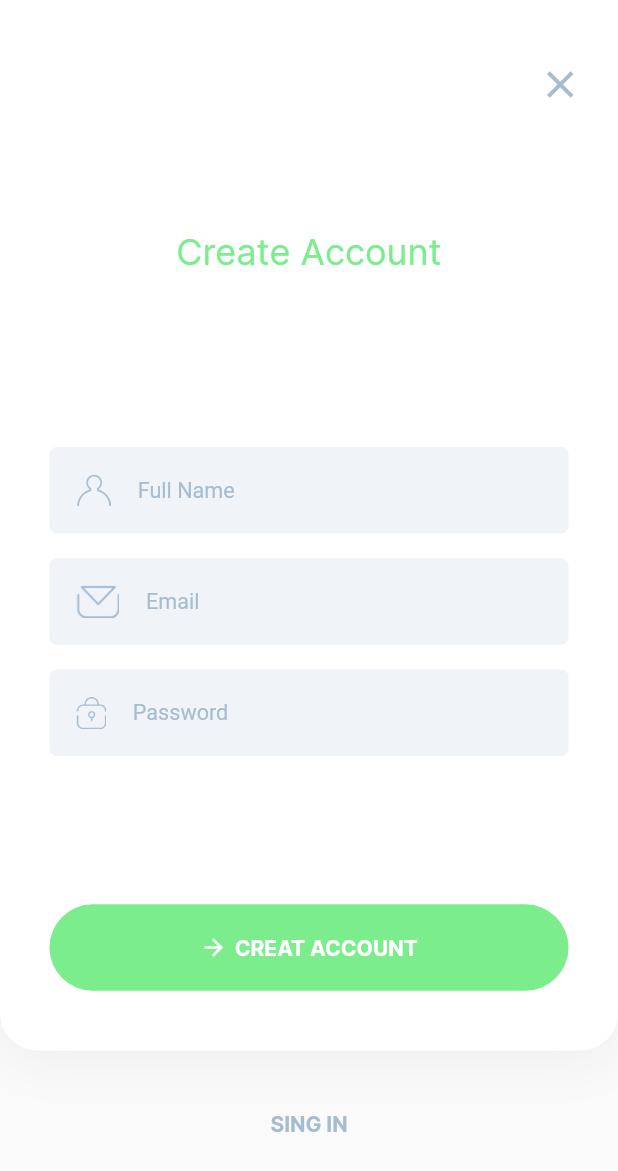
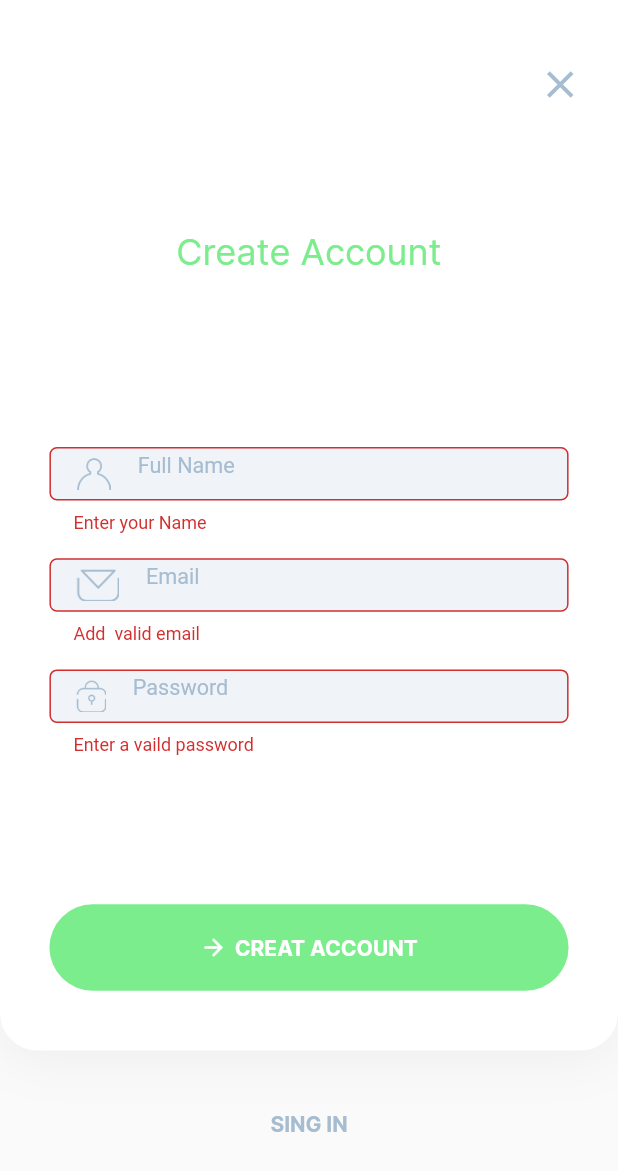
Before and after one commit to omarkaialy/envato, a Flutter app: the CreateAcountScreen screen opened directly, after a tap on "CREAT ACCOUNT", on a phone screen of 412 x 824 dp. Shown: the top 1171 px of the screen. Run offline on Flutter 3.47's test engine with Material 2 defaults, Android fonts, the phone set to English and light mode, and no system bars; our stand-ins replace firebase_auth, firebase_core, shared_preferences; accounts and stored records are empty.

Commit message:
add fire base

```diff
--- a/lib/auth/creat_account_screen.dart
+++ b/lib/auth/creat_account_screen.dart
@@ -1,16 +1,29 @@
 import 'package:envato/auth/components/my_button.dart';
 import 'package:envato/auth/components/my_text_button.dart';
+import 'package:firebase_auth/firebase_auth.dart';
 import 'package:flutter/material.dart';
+import 'package:shared_preferences/shared_preferences.dart';
+
 import '../constants/widgets/main_text_field.dart';
 
 // ignore: must_be_immutable
-class CreateAcountScreen extends StatelessWidget {
-  CreateAcountScreen({super.key});
+class CreateAcountScreen extends StatefulWidget {
+  const CreateAcountScreen({super.key});
 
+  @override
+  State<CreateAcountScreen> createState() => _CreateAcountScreenState();
+}
+
+class _CreateAcountScreenState extends State<CreateAcountScreen> {
   TextEditingController fullnameController = TextEditingController();
+
   TextEditingController emailController = TextEditingController();
+
   TextEditingController passwordnameController = TextEditingController();
+
   final formKey = GlobalKey<FormState>();
+
+  bool isLoading = false;
 
   @override
   Widget build(BuildContext context) {
@@ -19,6 +32,8 @@ class CreateAcountScreen extends StatelessWidget {
     return Scaffold(
       body: SafeArea(
         child: SingleChildScrollView(
+          child: Form(
+            key: formKey,
             child: Column(
               children: [
                 Container(
@@ -26,15 +41,8 @@ class CreateAcountScreen extends StatelessWidget {
                   width: screenWidth,
                   decoration: BoxDecoration(
                       color: Colors.white,
-                    borderRadius: const BorderRadius.vertical(
-                        bottom: Radius.circular(25)),
-                    boxShadow: [
-                      BoxShadow(
-                          color: Colors.black.withOpacity(.051),
-                          blurRadius: 30,
-                          spreadRadius: 0,
-                          offset: const Offset(0, 5))
-                    ]),
+                      borderRadius: const BorderRadius.vertical(bottom: Radius.circular(25)),
+                      boxShadow: [BoxShadow(color: Colors.black.withOpacity(.051), blurRadius: 30, spreadRadius: 0, offset: const Offset(0, 5))]),
                   child: Padding(
                     padding: EdgeInsets.symmetric(horizontal: screenWidth * 0.08),
                     child: Center(
@@ -63,11 +71,7 @@ class CreateAcountScreen extends StatelessWidget {
                           const Text(
                             "Create Account",
                             textAlign: TextAlign.center,
-                          style: TextStyle(
-                              color: Color(0xff7BED8D),
-                              fontFamily: "Inter",
-                              fontSize: 24,
-                              fontWeight: FontWeight.w400),
+                            style: TextStyle(color: Color(0xff7BED8D), fontFamily: "Inter", fontSize: 24, fontWeight: FontWeight.w400),
                           ),
                           SizedBox(
                             height: screenHeight * 0.14,
@@ -75,7 +79,7 @@ class CreateAcountScreen extends StatelessWidget {
                           MainTextField(
                             controller: fullnameController,
                             validator: (name) {
-                            if (name == null) {
+                              if (!(name != null && name.length >= 3)) {
                                 return 'Enter your Name';
                               }
                               return null;
@@ -129,7 +133,7 @@ class CreateAcountScreen extends StatelessWidget {
                             validator: (p0) {
                               if (p0!.isEmpty) {
                                 return "Enter a vaild password";
-                            } else if (p0.length != 6) {
+                              } else if (p0.length < 6) {
                                 return "Your password is too short";
                               }
                               return null;
@@ -145,7 +149,6 @@ class CreateAcountScreen extends StatelessWidget {
                             ),
                             hint: "Password",
                             hintColor: const Color(0xffA6BCD0),
-                          maxlength: 6,
                             counterText: '',
                             isPassword: false,
                             keyboardType: TextInputType.number,
@@ -156,9 +159,41 @@ class CreateAcountScreen extends StatelessWidget {
                           MyButton(
                               width: screenWidth,
                               height: screenHeight,
-                            buttonText: "CREAT ACCOUNT",
-                            onPress: () {
-                              if (formKey.currentState!.validate()) {}
+                              buttonText: isLoading ? 'Loading...' : "CREAT ACCOUNT",
+                              onPress: () async {
+                                if (!isLoading && formKey.currentState!.validate()) {
+                                  try {
+                                    setState(() {
+                                      isLoading = true;
+                                    });
+                                    final user = await FirebaseAuth.instance.createUserWithEmailAndPassword(
+                                      email: emailController.text,
+                                      password: passwordnameController.text,
+                                    );
+
+                                    final SharedPreferences prefs = await SharedPreferences.getInstance();
+                                    await prefs.setString('user', user.toString());
+                                    setState(() {
+                                      isLoading = false;
+                                    });
+
+// Navigator.pushReplacement(context, MaterialPageRoute(builder: (context){return HomeScreen();}));
+                                  } on FirebaseAuthException catch (e) {
+                                    setState(() {
+                                      isLoading = false;
+                                    });
+                                    if (e.code == 'weak-password') {
+                                      print('The password provided is too weak.');
+                                    } else if (e.code == 'email-already-in-use') {
+                                      print('The account already exists for that email.');
+                                    }
+                                  } catch (e) {
+                                    setState(() {
+                                      isLoading = false;
+                                    });
+                                    print(e);
+                                  }
+                                }
                               })
                         ],
                       ),
@@ -173,6 +208,7 @@ class CreateAcountScreen extends StatelessWidget {
             ),
           ),
         ),
+      ),
     );
   }
 }
--- a/pubspec.yaml
+++ b/pubspec.yaml
@@ -7,8 +7,11 @@ environment:
   sdk: '>=3.0.0 <4.0.0'
 
 dependencies:
+  firebase_auth: ^4.14.0
+  firebase_core: ^2.22.0
   flutter:
     sdk: flutter
+  shared_preferences: ^2.2.2
 
 dev_dependencies:
   flutter_test:
```
Also changed, not shown: lib/main.dart (+13 -6 lines), lib/onboard/onboard_screen.dart (+58 -14 lines), lib/splash/splash_screen.dart (+14 -1 lines), lib/firebase_options.dart (added), pubspec.lock, 8 other files. Lines whose indentation alone changed are shown as unchanged.
